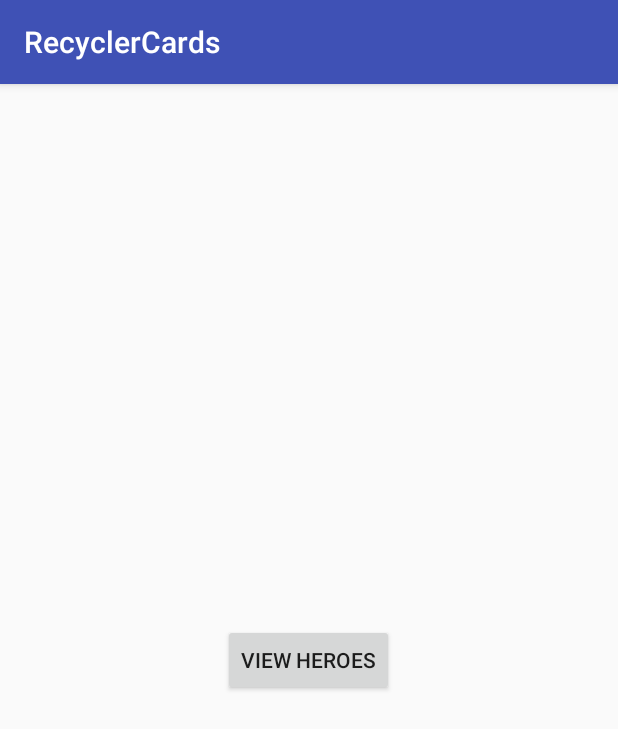
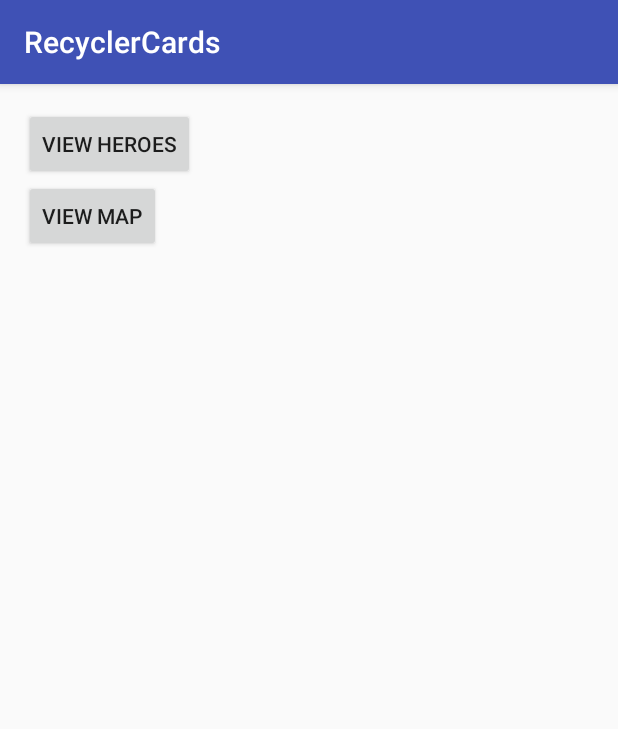
Before and after one commit to r-trigo/python-scripts, an Android app: the screen it shows after launch (MainActivity), on a phone screen of 412 x 824 dp. Shown: the top 729 px of the screen. Run offline under Robolectric (Android 15) with nearby library versions, the light colour scheme and no system bars.

Commit message:
Map, LatLng set and get

```diff
--- a/RecyclerCards/app/src/main/java/com/example/recyclercards/MainActivity.java
+++ b/RecyclerCards/app/src/main/java/com/example/recyclercards/MainActivity.java
@@ -9,18 +9,30 @@ import android.widget.Button;
 
 public class MainActivity extends AppCompatActivity {
 
+    Intent intent;
+    Button viewHeroes;
+    Button viewMap;
+
     @Override
     protected void onCreate(Bundle savedInstanceState) {
         super.onCreate(savedInstanceState);
         setContentView(R.layout.activity_main);
 
-        final Button viewHeroes = (Button) findViewById(R.id.button_viewHeroes);
-        final Intent intent = new Intent(MainActivity.this,ViewHeroesActivity.class);
-
+        viewHeroes = (Button) findViewById(R.id.button_viewHeroes);
         viewHeroes.setOnClickListener(new View.OnClickListener() {
             public void onClick(View v) {
+                intent = new Intent(MainActivity.this,ViewHeroesActivity.class);
                 startActivity(intent);
             }
         });
+
+        viewMap = (Button) findViewById(R.id.button_viewMap);
+        viewMap.setOnClickListener(new View.OnClickListener() {
+            public void onClick(View v) {
+                intent = new Intent(MainActivity.this,SeeMapActivity.class);
+                startActivity(intent);
+            }
+        });
+
     }
 }
--- a/RecyclerCards/app/src/main/res/layout/activity_main.xml
+++ b/RecyclerCards/app/src/main/res/layout/activity_main.xml
@@ -15,6 +15,17 @@
         android:layout_height="wrap_content"
         android:text="View heroes"
         android:id="@+id/button_viewHeroes"
-        android:layout_centerVertical="true"
-        android:layout_centerHorizontal="true" />
+        android:layout_alignParentTop="true"
+        android:layout_alignParentLeft="true"
+        android:layout_alignParentStart="true" />
+
+    <Button
+        android:layout_width="wrap_content"
+        android:layout_height="wrap_content"
+        android:text="View map"
+        android:id="@+id/button_viewMap"
+        android:layout_below="@+id/button_viewHeroes"
+        android:layout_alignParentLeft="true"
+        android:layout_alignParentStart="true" />
+
 </RelativeLayout>
--- a/RecyclerCards/app/src/main/res/values/strings.xml
+++ b/RecyclerCards/app/src/main/res/values/strings.xml
@@ -1,3 +1,6 @@
 <resources>
     <string name="app_name">RecyclerCards</string>
+    <string name="title_activity_see_map_xp">MyDesiredMap</string>
+    <string name="title_activity_maps_fragment">Map</string>
+    <string name="title_activity_maps_activityxp">Map</string>
 </resources>
```
Also changed, not shown: RecyclerCards/app/build.gradle (+13 -2 lines), RecyclerCards/app/src/debug/res/values/google_maps_api.xml (added, +20 -0 lines), RecyclerCards/app/src/main/AndroidManifest.xml (+29 -2 lines), RecyclerCards/app/src/main/java/com/example/recyclercards/SeeMapActivity.java (added, +67 -0 lines), RecyclerCards/app/src/main/res/layout/activity_see_map.xml (added, +34 -0 lines), 1 other file.
